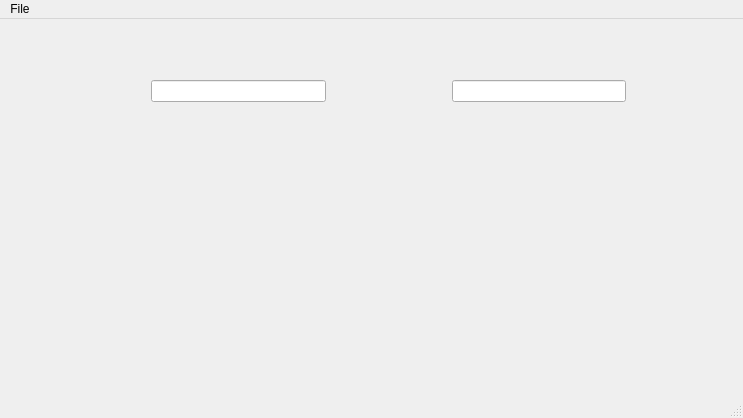
Before: the Qt Designer form mainwindow.ui in MaciejHanszke/Diff-Tool-Zaaw-CPP, drawn with Qt 5.
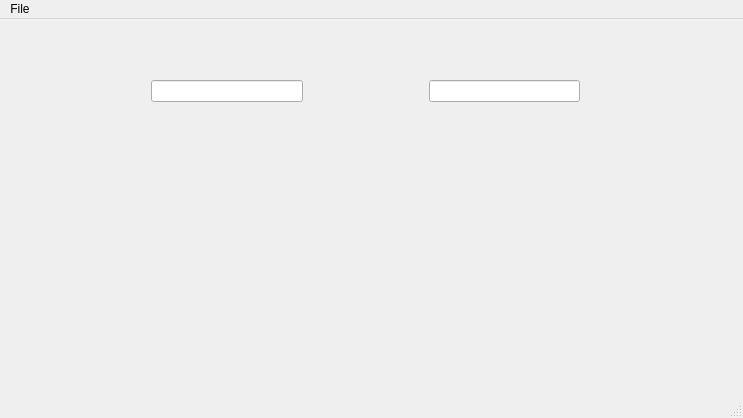
After: the same form once the commit is applied. Icons and pictures are not drawn. Custom widgets are drawn as their Qt base class.

```diff
--- a/mainwindow.ui
+++ b/mainwindow.ui
@@ -258,6 +258,69 @@
        </property>
       </spacer>
      </item>
+     <item>
+      <layout class="QVBoxLayout" name="file3Layout">
+       <item>
+        <spacer name="verticalSpacer_6">
+         <property name="orientation">
+          <enum>Qt::Vertical</enum>
+         </property>
+         <property name="sizeType">
+          <enum>QSizePolicy::Fixed</enum>
+         </property>
+         <property name="sizeHint" stdset="0">
+          <size>
+           <width>0</width>
+           <height>10</height>
+          </size>
+         </property>
+        </spacer>
+       </item>
+       <item>
+        <layout class="QHBoxLayout" name="horizontalLayout_4">
+         <property name="spacing">
+          <number>0</number>
+         </property>
+         <item>
+          <widget class="QPushButton" name="saveFile3Button">
+           <property name="enabled">
+            <bool>false</bool>
+           </property>
+           <property name="sizePolicy">
+            <sizepolicy hsizetype="Minimum" vsizetype="Fixed">
+             <horstretch>0</horstretch>
+             <verstretch>0</verstretch>
+            </sizepolicy>
+           </property>
+           <property name="autoFillBackground">
+            <bool>true</bool>
+           </property>
+           <property name="text">
+            <string/>
+           </property>
+           <property name="icon">
+            <iconset resource="resources.qrc">
+             <normaloff>:/imgs/Icons/savefile2.png</normaloff>:/imgs/Icons/savefile2.png</iconset>
+           </property>
+           <property name="default">
+            <bool>false</bool>
+           </property>
+           <property name="flat">
+            <bool>true</bool>
+           </property>
+          </widget>
+         </item>
+        </layout>
+       </item>
+       <item>
+        <widget class="CustomTextEdit" name="textEditFile3" native="true">
+         <property name="enabled">
+          <bool>false</bool>
+         </property>
+        </widget>
+       </item>
+      </layout>
+     </item>
     </layout>
    </widget>
   </widget>
```
